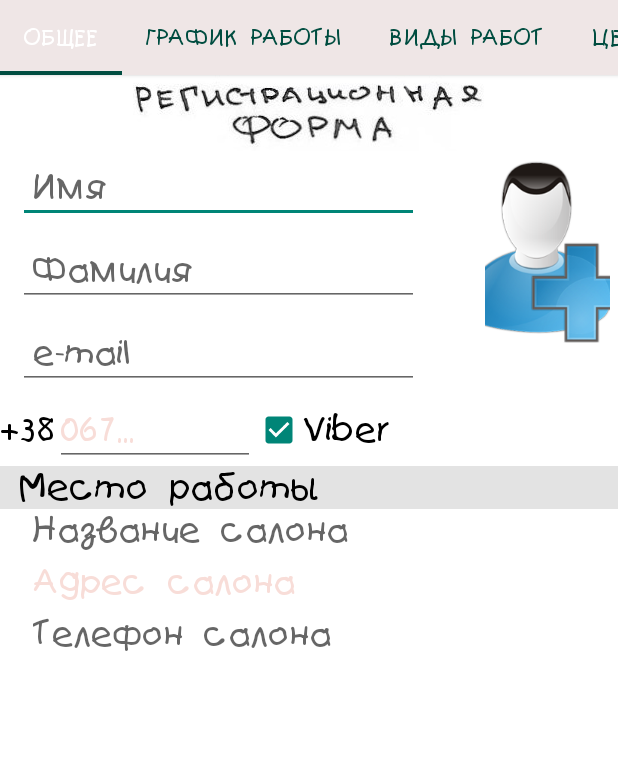
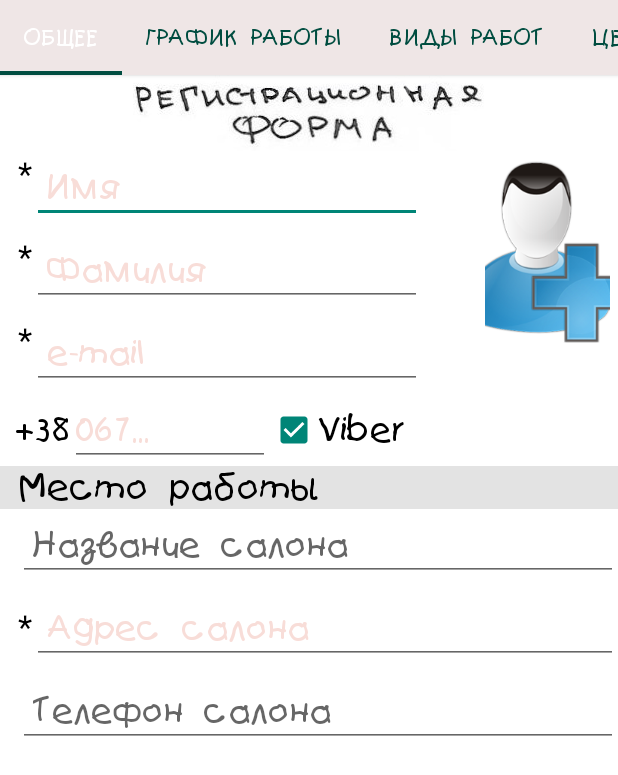
Before and after one commit to theinizio/barberland, an Android app: the screen it shows after launch (NewBarberActivity), after a tap on "ПАРИКМАХЕР", on a phone screen of 412 x 824 dp. Shown: the top 775 px of the screen. Run offline under Robolectric (Android 15) with nearby library versions, the phone set to English and light mode, and no system bars; 2 other taps on this screen came first.

Commit message:
some bug fixes

```diff
--- a/app/src/main/java/com/potapenkov/barberland/MainActivity.java
+++ b/app/src/main/java/com/potapenkov/barberland/MainActivity.java
@@ -6,6 +6,7 @@ import android.content.SharedPreferences;
 import android.graphics.Typeface;
 import android.os.Bundle;
 import android.text.Html;
+import android.util.Log;
 import android.view.Menu;
 import android.view.MenuItem;
 import android.view.View;
@@ -46,24 +47,28 @@ public class MainActivity extends Activity  {
         }
         return super.onOptionsItemSelected(item);
     }
-/*
-    private int backPressedCount=0;
+
+
     @Override
     public void onBackPressed(){
+
         switch (currentViewId){
             case R.layout.barber_or_salon:
                 setContentView(R.layout.start_page);
                 currentViewId=R.layout.start_page;
-                backPressedCount=0;
                 break;
             case R.layout.start_page:
-                if(++backPressedCount==2){
-                    System.exit(0);
-                }else Toast.makeText(this, "Нажмите повторно для выхода", Toast.LENGTH_SHORT).show();
+                super.onBackPressed();
                 break;
         }
-   }
-*/
+    }
+    @Override
+    public void onResume() {
+        super.onResume();
+        setContentView(currentViewId);
+        Log.i("zzz", "curViewID=" + getResources().getResourceEntryName(currentViewId));
+
+    }
     public void newClient(View v){
         //finish();
         Intent intent = new Intent(MainActivity.this, NewClientActivity.class);
--- a/app/src/main/java/com/potapenkov/barberland/SearchActivity.java
+++ b/app/src/main/java/com/potapenkov/barberland/SearchActivity.java
@@ -329,6 +329,12 @@ public class SearchActivity extends Activity
         }catch (NullPointerException e){
             e.printStackTrace();
         }
+    }
+
+
+    public void showSpinner(View v){
+        Spinner s=(Spinner)findViewById(R.id.metro_spinner);
+        s.performClick();
     }
 
     public void showSpecsSearchDialog(View v){
--- a/app/src/main/java/com/potapenkov/barberland/newClientActivity.java
+++ b/app/src/main/java/com/potapenkov/barberland/newClientActivity.java
@@ -72,7 +72,7 @@ public class NewClientActivity extends Activity {
         Log.i("constructor", "pinOk=" + settings.getBoolean("pinOk", false));
         if (settings.getBoolean("pinOk", false)) {
             Log.v("gotomap", "gotomap");
-            //finish();
+            this.finish();
             Intent intent = new Intent(NewClientActivity.this, SearchActivity.class);
             //intent.putExtra("type", ViewPagerAdapter.SALON);
             startActivity(intent);
--- a/app/src/main/res/layout/search_by_metro_alert.xml
+++ b/app/src/main/res/layout/search_by_metro_alert.xml
@@ -16,12 +16,14 @@
             android:layout_width="wrap_content"
             android:layout_height="wrap_content" />
 
-        <ImageView
+        <ImageButton
             android:layout_width="wrap_content"
             android:layout_height="wrap_content"
             android:layout_weight="0.04"
             android:id="@+id/imageView5"
-            android:src="@drawable/arrow_down" />
+            android:src="@drawable/arrow_down"
+            android:background="@null"
+            android:onClick="showSpinner" />
 
     </LinearLayout>
 
--- a/app/src/main/res/layout/tab_1_barber.xml
+++ b/app/src/main/res/layout/tab_1_barber.xml
@@ -33,6 +33,19 @@
                 android:layout_height="wrap_content"
                 android:layout_weight="0.8">
 
+                <LinearLayout
+                    android:orientation="horizontal"
+                    android:layout_width="match_parent"
+                    android:layout_height="match_parent">
+
+                    <TextView
+                        android:layout_width="wrap_content"
+                        android:layout_height="wrap_content"
+                        android:textAppearance="?android:attr/textAppearanceLarge"
+                        android:text="*"
+                        android:id="@+id/star1"
+                        android:textColor="@color/edit_text_color" />
+
                     <EditText
                         android:layout_width="fill_parent"
                         android:layout_height="wrap_content"
@@ -48,12 +61,25 @@
                         android:layout_gravity="left"
                         android:nextFocusDown="@+id/barber_second_name"
 
-                    android:ems="7" />
+                        android:ems="7"
+                        android:textColorHint="@color/required_field_hint_color" />
+                </LinearLayout>
 
                 <Space
                     android:layout_width="fill_parent"
                     android:layout_height="@dimen/spaceSize" />
+                <LinearLayout
+                    android:orientation="horizontal"
+                    android:layout_width="match_parent"
+                    android:layout_height="match_parent">
 
+                    <TextView
+                        android:layout_width="wrap_content"
+                        android:layout_height="wrap_content"
+                        android:textAppearance="?android:attr/textAppearanceLarge"
+                        android:text="*"
+                        android:id="@+id/star2"
+                        android:textColor="@color/edit_text_color" />
                 <EditText
                     android:layout_width="fill_parent"
                     android:layout_height="wrap_content"
@@ -67,13 +93,24 @@
                     android:maxLength="50"
                     android:layout_gravity="left"
                     android:nextFocusDown="@+id/barber_email"
-
-                    android:ems="7" />
-
+                    android:ems="7"
+                    android:textColorHint="@color/required_field_hint_color" />
+                </LinearLayout>
                 <Space
                     android:layout_width="fill_parent"
                     android:layout_height="@dimen/spaceSize" />
+                <LinearLayout
+                    android:orientation="horizontal"
+                    android:layout_width="match_parent"
+                    android:layout_height="match_parent">
 
+                    <TextView
+                        android:layout_width="wrap_content"
+                        android:layout_height="wrap_content"
+                        android:textAppearance="?android:attr/textAppearanceLarge"
+                        android:text="*"
+                        android:id="@+id/star3"
+                        android:textColor="@color/edit_text_color" />
                 <EditText
                     android:layout_width="fill_parent"
                     android:layout_height="wrap_content"
@@ -85,9 +122,9 @@
                     android:textColor="@color/edit_text_color"
                     android:textSize="@dimen/text_size"
                     android:nextFocusDown="@+id/barber_phone_number"
-
-                    android:ems="7" />
-
+                    android:ems="7"
+                    android:textColorHint="@color/required_field_hint_color" />
+                </LinearLayout>
                 <Space
                     android:layout_width="fill_parent"
                     android:layout_height="3dp" />
@@ -119,7 +156,8 @@
                 android:layout_width="fill_parent"
                 android:layout_height="wrap_content"
                 android:id="@+id/new_barber_phone_layout"
-                android:layout_weight=".6">
+                android:layout_weight=".6"
+                android:layout_marginLeft="10dp">
 
                 <TextView
                     android:layout_width="wrap_content"
@@ -192,26 +230,35 @@
             android:layout_width="fill_parent"
             android:layout_height="wrap_content"
             android:inputType="textCapSentences|textPersonName"
-            android:ems="10"
+            android:ems="7"
             android:id="@+id/salon_name"
             android:editable="true"
             android:paddingLeft="10dp"
             android:textSize="@dimen/text_size"
             android:hint="Название салона"
-            android:minWidth="150dp"
+
             android:textColor="@color/edit_text_color"
-            android:maxLength="50"
-            android:background="#ffffff"
-            />
+            android:maxLength="50" />
 
         <Space
             android:layout_width="fill_parent"
             android:layout_height="@dimen/spaceSize" />
+        <LinearLayout
+            android:orientation="horizontal"
+            android:layout_width="match_parent"
+            android:layout_height="match_parent">
 
+            <TextView
+                android:layout_width="wrap_content"
+                android:layout_height="wrap_content"
+                android:textAppearance="?android:attr/textAppearanceLarge"
+                android:text="*"
+                android:id="@+id/star4"
+                android:textColor="@color/edit_text_color" />
         <EditText
             android:layout_width="fill_parent"
             android:layout_height="wrap_content"
-            android:ems="10"
+            android:ems="7"
             android:id="@+id/salon_address"
             android:editable="true"
             android:paddingLeft="10dp"
@@ -220,9 +267,8 @@
             android:inputType="textPostalAddress"
             android:textColor="@color/edit_text_color"
             android:maxLength="50"
-            android:background="#ffffff"
             android:textColorHint="@drawable/required_hint_color_selector" />
-
+            </LinearLayout>
         <Space
             android:layout_width="fill_parent"
             android:layout_height="@dimen/spaceSize" />
@@ -231,16 +277,14 @@
             android:layout_width="fill_parent"
             android:layout_height="wrap_content"
             android:inputType="phone|numberDecimal"
-            android:ems="10"
+            android:ems="7"
             android:id="@+id/salon_phone"
             android:editable="true"
             android:paddingLeft="10dp"
             android:textSize="@dimen/text_size"
             android:hint="Телефон салона"
             android:textColor="@color/edit_text_color"
-            android:maxLength="13"
-            android:background="#ffffff"
-            />
+            android:maxLength="13" />
 
     </LinearLayout>
 
```
Also changed, not shown: app/src/main/res/layout/help.xml (+6 -31 lines), app/src/main/res/layout/tab_2.xml (+36 -36 lines), 27 other files. Lines whose indentation alone changed are shown as unchanged.
